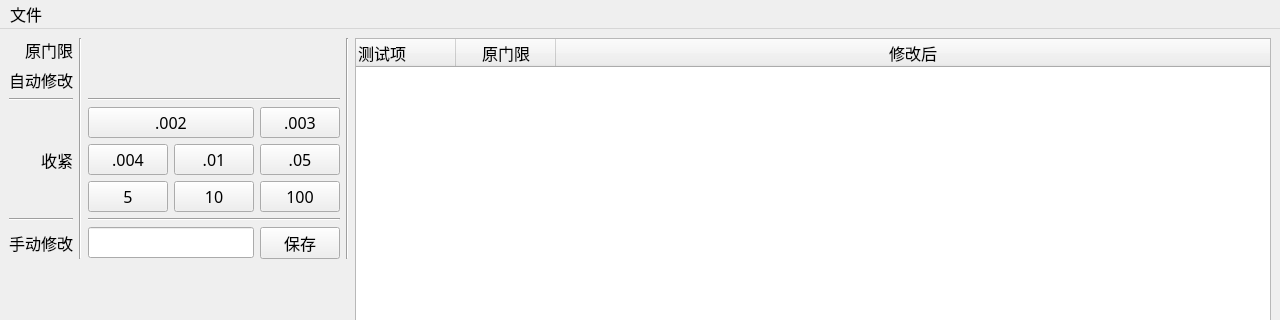
XMingest/funcode, file python/limitupdater/main_window.ui: the form before one commit; both pictures show x 0 to 1280 and y 0 to 320 of the 1280 by 720 pixel window.
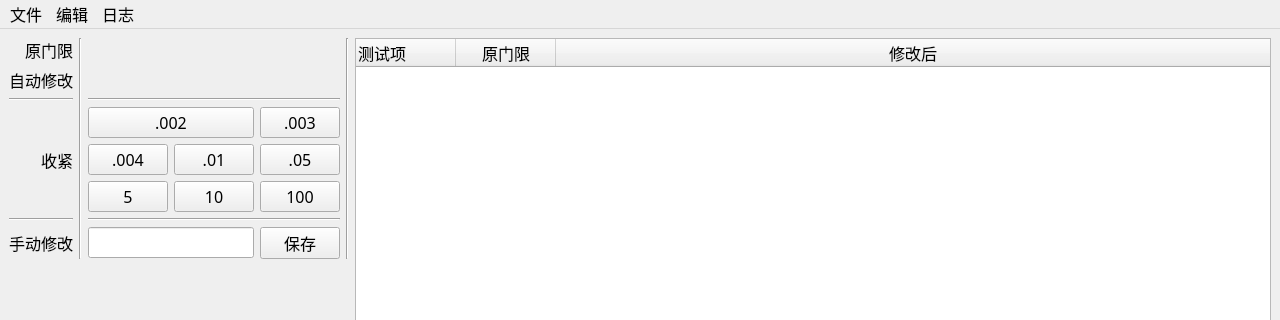
The form after the commit.

The edit to the form file:
```diff
--- a/python/limitupdater/main_window.ui
+++ b/python/limitupdater/main_window.ui
@@ -13,6 +13,9 @@
   <property name="windowTitle">
    <string>极差合入工具</string>
   </property>
+  <property name="styleSheet">
+   <string notr="true"/>
+  </property>
   <widget class="QWidget" name="centralwidget">
    <property name="font">
     <font>
@@ -307,7 +310,28 @@
     <addaction name="menu_output"/>
     <addaction name="act_exit"/>
    </widget>
+   <widget class="QMenu" name="menu_edit">
+    <property name="title">
+     <string>编辑</string>
+    </property>
+    <widget class="QMenu" name="menu_auto_update">
+     <property name="title">
+      <string>自动修改</string>
+     </property>
+     <addaction name="act_au_exec"/>
+     <addaction name="act_au_clear"/>
+    </widget>
+    <addaction name="menu_auto_update"/>
+   </widget>
+   <widget class="QMenu" name="menu_log">
+    <property name="title">
+     <string>日志</string>
+    </property>
+    <addaction name="act_view_log_hist"/>
+   </widget>
    <addaction name="menu_file"/>
+   <addaction name="menu_edit"/>
+   <addaction name="menu_log"/>
   </widget>
   <widget class="QStatusBar" name="statusbar">
    <property name="font">
```
Left out of the diff: 19 changed lines with no effect on the pictures.
